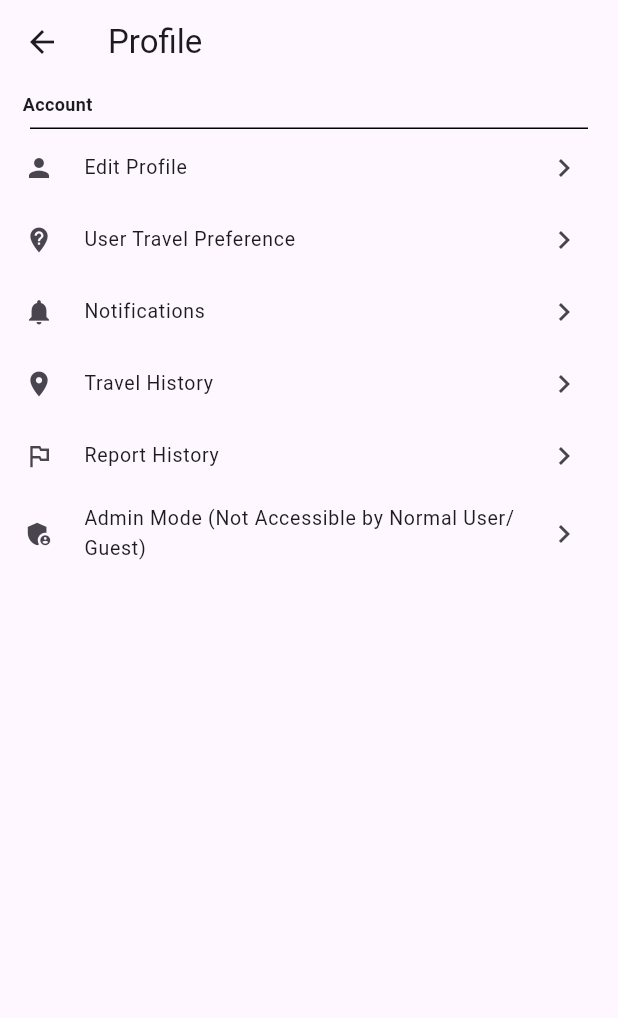
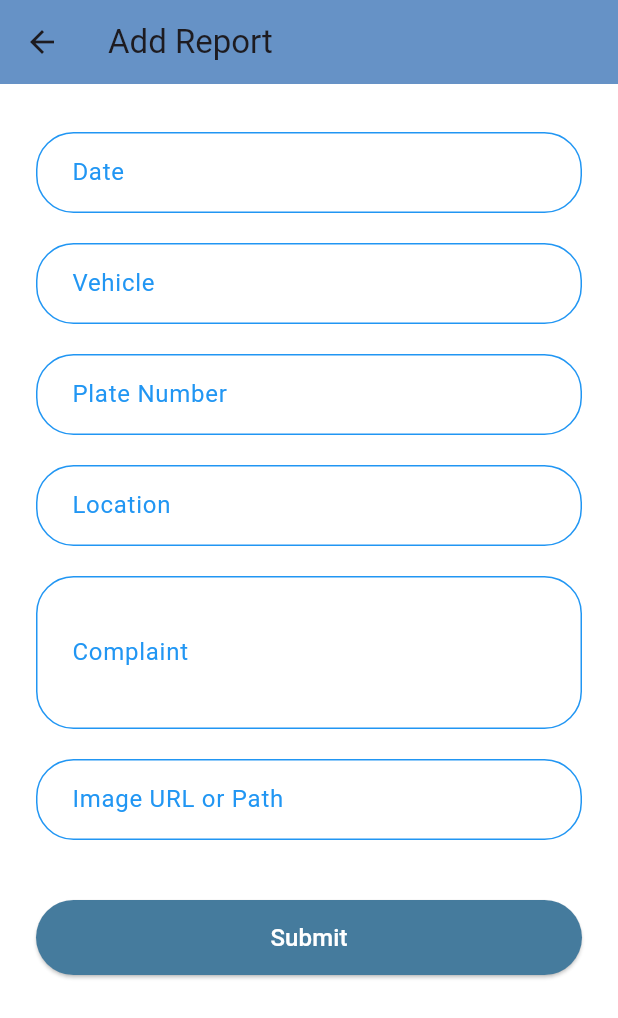
Before and after one commit to BGrazer/Maiway, a Flutter app: the ProfileScreen screen opened directly, after a tap on "Report History", on a phone screen of 412 x 824 dp. Shown: the top 1018 px of the screen. Run offline on Flutter 3.47's test engine with Material 3 defaults, Android fonts, the light colour scheme and no system bars; our stand-ins replace flutter_map, geolocator, google_fonts, latlong2; missing offline and left inert: flutter_map_location_marker.

Commit message:
Map fix, added change pass, add report

```diff
--- a/maiwayapp/lib/profile_screen.dart
+++ b/maiwayapp/lib/profile_screen.dart
@@ -1,4 +1,6 @@
 import 'package:flutter/material.dart';
+import 'change_pass.dart';
+import 'user_report_page.dart';
 
 class ProfileScreen extends StatelessWidget {
   const ProfileScreen({super.key});
@@ -16,9 +18,16 @@ class ProfileScreen extends StatelessWidget {
             onTap: () {},
           ),
           _buildSettingsTile(
-            icon: Icons.not_listed_location,
-            title: 'User Travel Preference',
-            onTap: () {},
+            icon: Icons.lock,
+            title: 'Change Password',
+            onTap: () {
+              Navigator.push(
+                context,
+                MaterialPageRoute(
+                  builder: (context) => const ChangePasswordScreen(),
+                ),
+              );
+            },
           ),
           _buildSettingsTile(
             icon: Icons.notifications,
@@ -33,11 +42,35 @@ class ProfileScreen extends StatelessWidget {
           _buildSettingsTile(
             icon: Icons.outlined_flag,
             title: 'Report History',
-            onTap: () {},
+            onTap: () {
+              Navigator.push(
+                context,
+                MaterialPageRoute(
+                  builder: (context) => const AddReportScreen(),
+                ),
+              );
+            },
           ),
           _buildSettingsTile(
             icon: Icons.admin_panel_settings,
             title: 'Admin Mode (Not Accessible by Normal User/Guest)',
+            onTap: () {},
+          ),
+
+          const SectionHeader(title: 'About'),
+          _buildSettingsTile(
+            icon: Icons.description,
+            title: 'Legalities of transportations',
+            onTap: () {},
+          ),
+          _buildSettingsTile(
+            icon: Icons.help_outline,
+            title: 'Policies of transportations',
+            onTap: () {},
+          ),
+          _buildSettingsTile(
+            icon: Icons.info_outline,
+            title: 'Terms and Policies of developers',
             onTap: () {},
           ),
         ],
--- a/maiwayapp/lib/settings_screen.dart
+++ b/maiwayapp/lib/settings_screen.dart
@@ -6,7 +6,10 @@ class SettingsScreen extends StatelessWidget {
   @override
   Widget build(BuildContext context) {
     return Scaffold(
-      appBar: AppBar(title: const Text('Settings')),
+      appBar: AppBar(
+        title: const Text('Settings'),
+        backgroundColor: Color(0xFF6699CC),
+      ),
       body: ListView(
         children: [
           const SectionHeader(title: 'Support and About'),
--- /dev/null
+++ b/maiwayapp/lib/user_report_page.dart
@@ -0,0 +1,160 @@
+import 'package:flutter/material.dart';
+
+class AddReportScreen extends StatefulWidget {
+  const AddReportScreen({super.key});
+
+  @override
+  State<AddReportScreen> createState() => _AddReportScreenState();
+}
+
+class _AddReportScreenState extends State<AddReportScreen> {
+  final _formKey = GlobalKey<FormState>();
+  final TextEditingController _dateController = TextEditingController();
+  final TextEditingController _vehicleController = TextEditingController();
+  final TextEditingController _plateNumberController = TextEditingController();
+  final TextEditingController _locationController = TextEditingController();
+  final TextEditingController _complaintController = TextEditingController();
+  final TextEditingController _imageController = TextEditingController();
+
+  @override
+  void dispose() {
+    _dateController.dispose();
+    _vehicleController.dispose();
+    _plateNumberController.dispose();
+    _locationController.dispose();
+    _complaintController.dispose();
+    _imageController.dispose();
+    super.dispose();
+  }
+
+  void _submitReport() {
+    if (_formKey.currentState!.validate()) {
+      // Implement report submission logic here
+      ScaffoldMessenger.of(context).showSnackBar(
+        const SnackBar(content: Text('Report submitted successfully!')),
+      );
+      Navigator.pop(context);
+    }
+  }
+
+  InputDecoration _buildInputDecoration(String label) {
+    return InputDecoration(
+      labelText: label,
+      labelStyle: const TextStyle(color: Colors.blue),
+      contentPadding: const EdgeInsets.symmetric(horizontal: 20, vertical: 15),
+      enabledBorder: OutlineInputBorder(
+        borderRadius: BorderRadius.circular(25),
+        borderSide: const BorderSide(color: Colors.blue),
+      ),
+      focusedBorder: OutlineInputBorder(
+        borderRadius: BorderRadius.circular(25),
+        borderSide: const BorderSide(color: Colors.blue, width: 2),
+      ),
+    );
+  }
+
+  @override
+  Widget build(BuildContext context) {
+    return Scaffold(
+      backgroundColor: Colors.white,
+      appBar: AppBar(
+        backgroundColor: const Color(0xFF6699CC),
+        elevation: 5,
+        title: const Text('Add Report'),
+        leading: IconButton(
+          icon: const Icon(Icons.arrow_back),
+          onPressed: () => Navigator.pop(context),
+        ),
+      ),
+      body: SingleChildScrollView(
+        padding: const EdgeInsets.symmetric(horizontal: 24, vertical: 32),
+        child: Form(
+          key: _formKey,
+          child: Column(
+            children: [
+              TextFormField(
+                controller: _dateController,
+                decoration: _buildInputDecoration('Date'),
+                validator:
+                    (value) => value!.isEmpty ? 'Please enter the date' : null,
+                onTap: () async {
+                  DateTime? pickedDate = await showDatePicker(
+                    context: context,
+                    initialDate: DateTime.now(),
+                    firstDate: DateTime(2000),
+                    lastDate: DateTime(2100),
+                  );
+                  if (pickedDate != null) {
+                    setState(() {
+                      _dateController.text =
+                          '${pickedDate.year}-${pickedDate.month.toString().padLeft(2, '0')}-${pickedDate.day.toString().padLeft(2, '0')}';
+                    });
+                  }
+                },
+              ),
+              const SizedBox(height: 20),
+              TextFormField(
+                controller: _vehicleController,
+                decoration: _buildInputDecoration('Vehicle'),
+                validator:
+                    (value) =>
+                        value!.isEmpty ? 'Please enter the vehicle' : null,
+              ),
+              const SizedBox(height: 20),
+              TextFormField(
+                controller: _plateNumberController,
+                decoration: _buildInputDecoration('Plate Number'),
+                validator:
+                    (value) =>
+                        value!.isEmpty ? 'Please enter the plate number' : null,
+              ),
+              const SizedBox(height: 20),
+              TextFormField(
+                controller: _locationController,
+                decoration: _buildInputDecoration('Location'),
+                validator:
+                    (value) =>
+                        value!.isEmpty ? 'Please enter the location' : null,
+              ),
+              const SizedBox(height: 20),
+              TextFormField(
+                controller: _complaintController,
+                maxLines: 3,
+                decoration: _buildInputDecoration('Complaint'),
+                validator:
+                    (value) =>
+                        value!.isEmpty ? 'Please enter the complaint' : null,
+              ),
+              const SizedBox(height: 20),
+              TextFormField(
+                controller: _imageController,
+                decoration: _buildInputDecoration('Image URL or Path'),
+                validator:
+                    (value) =>
+                        value!.isEmpty ? 'Please provide an image' : null,
+              ),
+              const SizedBox(height: 40),
+              SizedBox(
+                width: double.infinity,
+                height: 50,
+                child: ElevatedButton(
+                  onPressed: _submitReport,
+                  style: ElevatedButton.styleFrom(
+                    backgroundColor: const Color(0xFF457B9D),
+                    shape: RoundedRectangleBorder(
+                      borderRadius: BorderRadius.circular(25),
+                    ),
+                  ),
+                  child: const Text(
+                    'Submit',
+                    style: TextStyle(fontSize: 16, color: Colors.white),
+                  ),
+                ),
+              ),
+            ],
+          ),
+        ),
+      ),
+    );
+  }
+}
```
Also changed, not shown: maiwayapp/lib/change_pass.dart (added, +127 -0 lines), maiwayapp/lib/main.dart (+10 -7 lines), maiwayapp/lib/map_screen.dart (+51 -102 lines), maiwayapp/lib/search_sheet.dart (added, +60 -0 lines).
